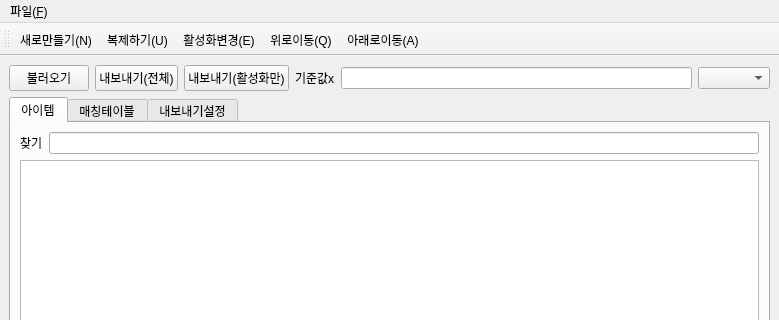
Before: the Qt Designer form mainwindow.ui in eunwoo/item_manager_qt, drawn with Qt 5; both pictures show x 0 to 779 and y 0 to 320 of the 779 by 582 pixel window.
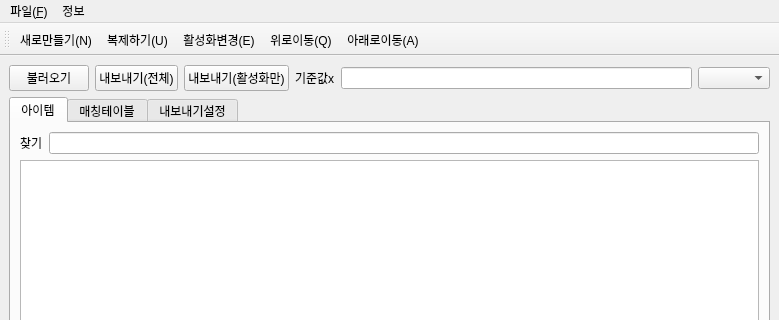
After: the same form once the commit is applied. Icons and pictures are not drawn. Custom widgets are drawn as their Qt base class.

Diff of the .ui file:
```diff
--- a/mainwindow.ui
+++ b/mainwindow.ui
@@ -153,8 +153,16 @@
     </property>
     <addaction name="action"/>
     <addaction name="action_U"/>
+    <addaction name="action_3"/>
+   </widget>
+   <widget class="QMenu" name="menu">
+    <property name="title">
+     <string>정보</string>
+    </property>
+    <addaction name="action_2"/>
    </widget>
    <addaction name="menu_f"/>
+   <addaction name="menu"/>
   </widget>
   <widget class="QStatusBar" name="statusbar"/>
   <widget class="QToolBar" name="toolBar">
```
Left out of the diff: 10 changed lines with no effect on the pictures.
